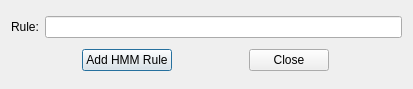
emzodls/clusterArch, file addHmmRule.ui: the form before one commit.
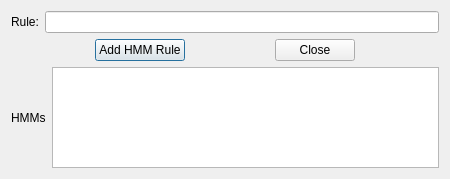
The form after the commit.

Commit message: UI changes, code to include complex HMM rules in saved searches

Diff of the .ui file:
```diff
--- a/addHmmRule.ui
+++ b/addHmmRule.ui
@@ -6,8 +6,8 @@
    <rect>
     <x>0</x>
     <y>0</y>
-    <width>413</width>
-    <height>89</height>
+    <width>450</width>
+    <height>179</height>
    </rect>
   </property>
   <property name="windowTitle">
@@ -58,6 +58,24 @@
      </item>
     </layout>
    </item>
+   <item>
+    <layout class="QHBoxLayout" name="horizontalLayout_2">
+     <item>
+      <widget class="QLabel" name="label_2">
+       <property name="text">
+        <string>HMMs</string>
+       </property>
+      </widget>
+     </item>
+     <item>
+      <widget class="QListWidget" name="availableHmmList">
+       <property name="editTriggers">
+        <set>QAbstractItemView::NoEditTriggers</set>
+       </property>
+      </widget>
+     </item>
+    </layout>
+   </item>
   </layout>
  </widget>
  <resources/>
```
The commit also changes 5 other files.
